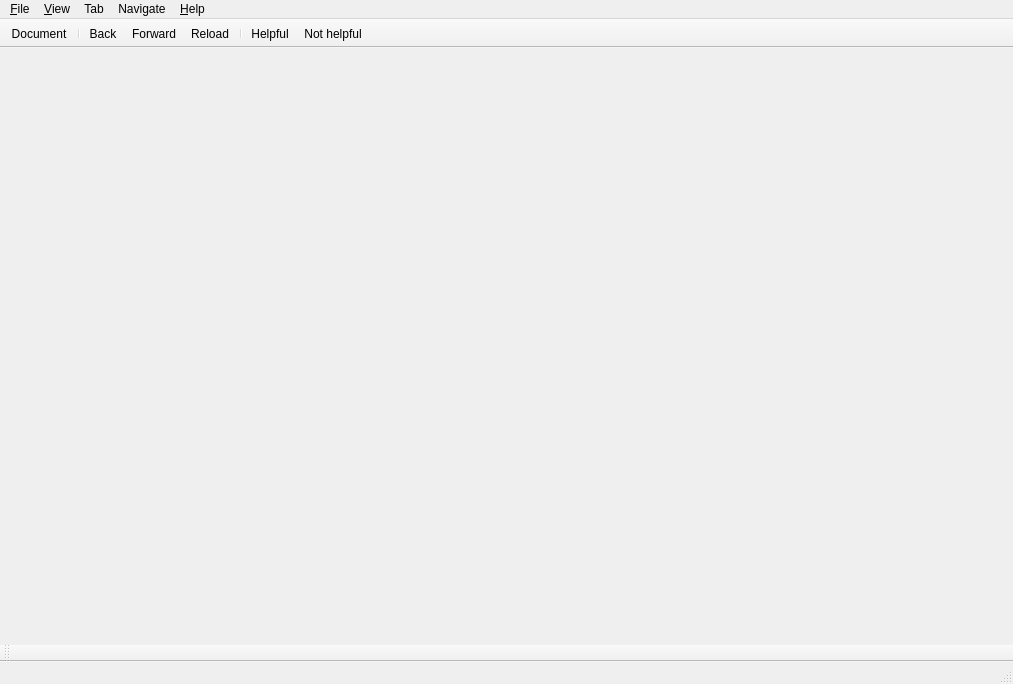
Before: the Qt Designer form MainWindow.ui in congchenutd/FAQsBrowser, drawn with Qt 5.
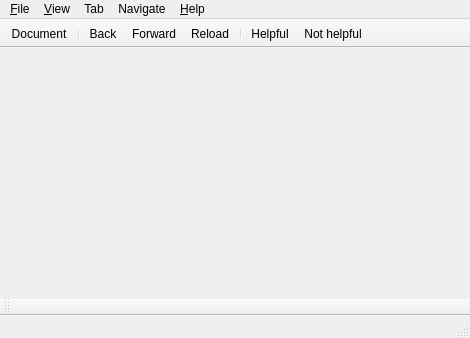
After: the same form once the commit is applied. Icons and pictures are not drawn. Custom widgets are drawn as their Qt base class.

```diff
--- a/MainWindow.ui
+++ b/MainWindow.ui
@@ -6,8 +6,8 @@
    <rect>
     <x>0</x>
     <y>0</y>
-    <width>1013</width>
-    <height>684</height>
+    <width>470</width>
+    <height>338</height>
    </rect>
   </property>
   <property name="contextMenuPolicy">
@@ -28,7 +28,7 @@
     <rect>
      <x>0</x>
      <y>0</y>
-     <width>1013</width>
+     <width>470</width>
      <height>22</height>
     </rect>
    </property>
```
Left out of the diff: 3 changed lines with no effect on the pictures.
